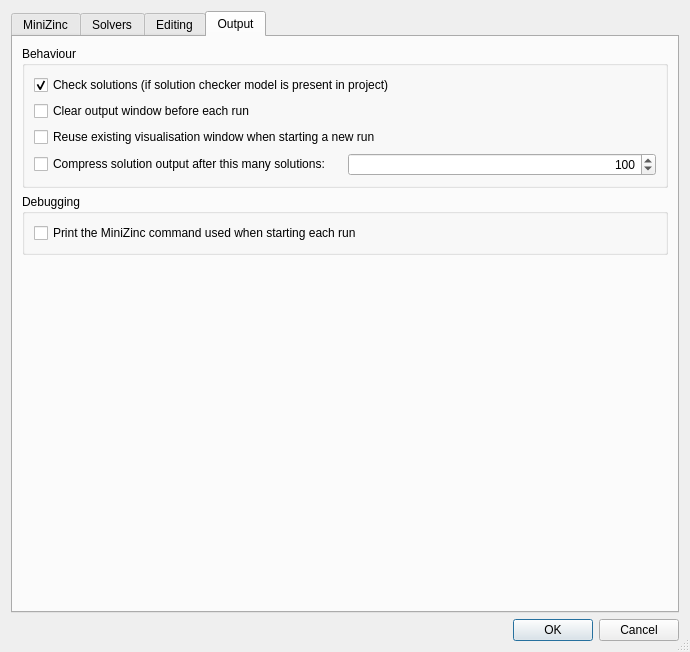
Old version of the form MiniZincIDE/preferencesdialog.ui in the repository MiniZinc/MiniZincIDE.
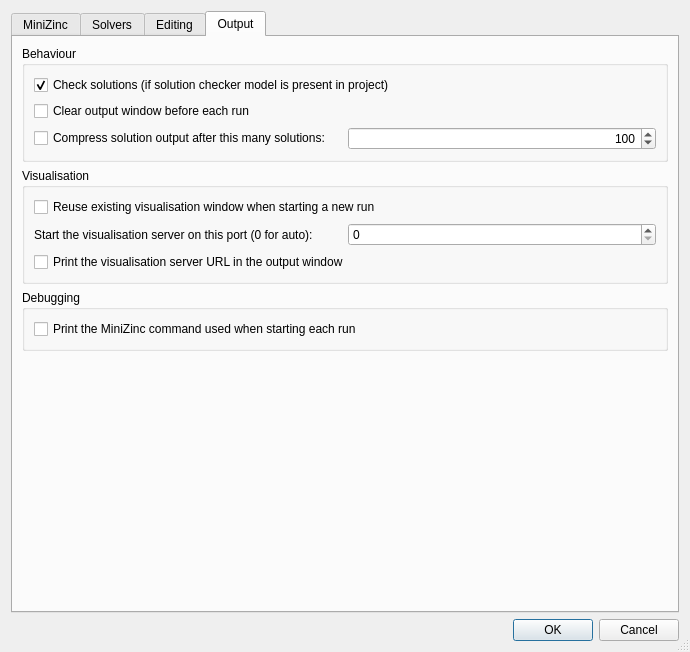
New version of the form. The open tabs and pages were chosen to show the change.

Commit message: Add options for printing the visualisation URL and setting a fixed desired port

The edit to the form file:
```diff
--- a/MiniZincIDE/preferencesdialog.ui
+++ b/MiniZincIDE/preferencesdialog.ui
@@ -751,31 +751,7 @@
               </property>
              </widget>
             </item>
-            <item row="1" column="0" colspan="2">
-             <widget class="QCheckBox" name="clearOutput_checkBox">
-              <property name="toolTip">
-               <string>&lt;html&gt;&lt;head/&gt;&lt;body&gt;&lt;p&gt;Clear the output window each time Run is pressed&lt;/p&gt;&lt;/body&gt;&lt;/html&gt;</string>
-              </property>
-              <property name="text">
-               <string>Clear output window before each run</string>
-              </property>
-             </widget>
-            </item>
-            <item row="2" column="0" colspan="2">
-             <widget class="QCheckBox" name="reuseVis_checkBox">
-              <property name="text">
-               <string>Reuse existing visualisation window when starting a new run</string>
-              </property>
-             </widget>
-            </item>
-            <item row="3" column="0">
-             <widget class="QCheckBox" name="compressSolutions_checkBox">
-              <property name="text">
-               <string>Compress solution output after this many solutions:</string>
-              </property>
-             </widget>
-            </item>
-            <item row="3" column="1">
+            <item row="2" column="1">
              <widget class="QSpinBox" name="compressSolutions_spinBox">
               <property name="alignment">
                <set>Qt::AlignRight|Qt::AlignTrailing|Qt::AlignVCenter</set>
@@ -791,11 +767,65 @@
               </property>
              </widget>
             </item>
+            <item row="2" column="0">
+             <widget class="QCheckBox" name="compressSolutions_checkBox">
+              <property name="text">
+               <string>Compress solution output after this many solutions:</string>
+              </property>
+             </widget>
+            </item>
+            <item row="1" column="0" colspan="2">
+             <widget class="QCheckBox" name="clearOutput_checkBox">
+              <property name="toolTip">
+               <string>&lt;html&gt;&lt;head/&gt;&lt;body&gt;&lt;p&gt;Clear the output window each time Run is pressed&lt;/p&gt;&lt;/body&gt;&lt;/html&gt;</string>
+              </property>
+              <property name="text">
+               <string>Clear output window before each run</string>
+              </property>
+             </widget>
+            </item>
            </layout>
           </item>
          </layout>
         </widget>
        </item>
+       <item>
+        <widget class="QGroupBox" name="groupBox_5">
+         <property name="title">
+          <string>Visualisation</string>
+         </property>
+         <layout class="QGridLayout" name="gridLayout_6">
+          <item row="0" column="0" colspan="2">
+           <widget class="QCheckBox" name="reuseVis_checkBox">
+            <property name="text">
+             <string>Reuse existing visualisation window when starting a new run</string>
+            </property>
+           </widget>
+          </item>
+          <item row="1" column="0">
+           <widget class="QLabel" name="label_17">
+            <property name="text">
+             <string>Start the visualisation server on this port (0 for auto):</string>
+            </property>
+           </widget>
+          </item>
+          <item row="1" column="1">
+           <widget class="QSpinBox" name="visPort_spinBox">
+            <property name="maximum">
+             <number>65535</number>
+            </property>
+           </widget>
+          </item>
+          <item row="2" column="0" colspan="2">
+           <widget class="QCheckBox" name="visUrl_checkBox">
+            <property name="text">
+             <string>Print the visualisation server URL in the output window</string>
+            </property>
+           </widget>
+          </item>
+         </layout>
+        </widget>
+       </item>
        <item>
         <widget class="QGroupBox" name="groupBox_8">
          <property name="title">
```
The commit also changes 4 other files.
